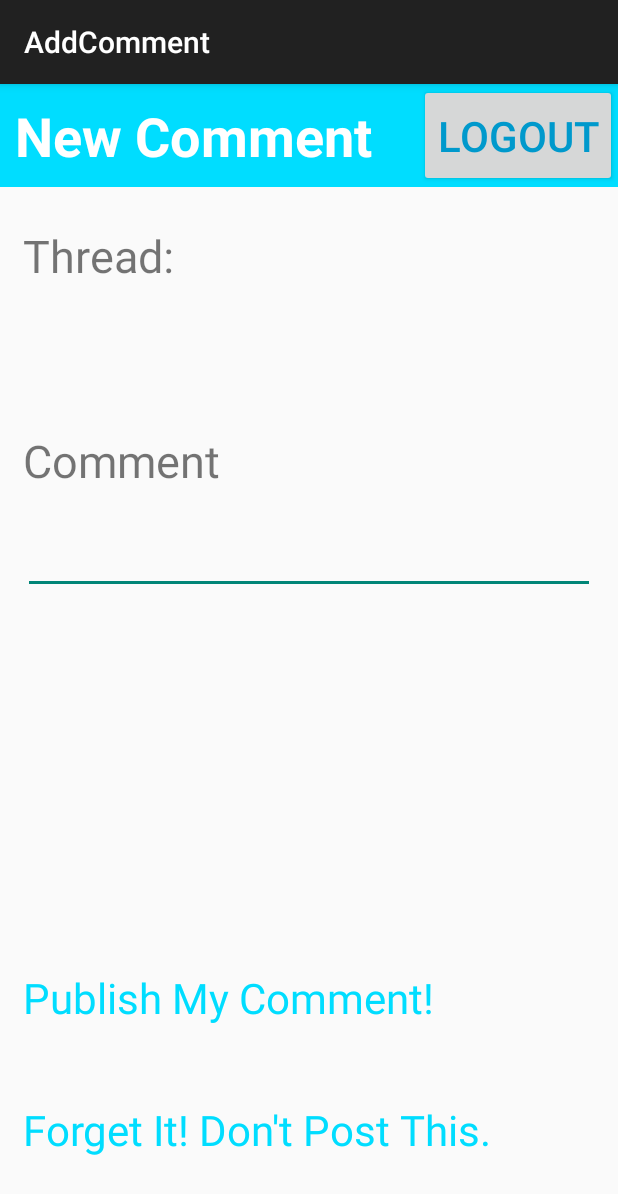
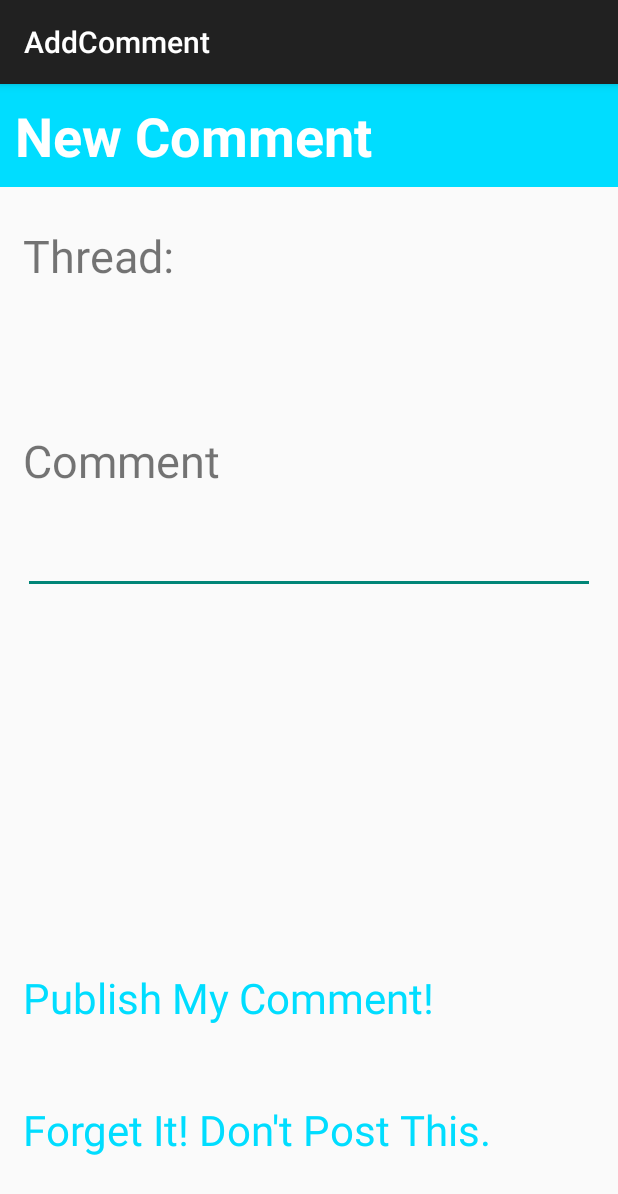
Before and after one commit to mcast75/FourRedd, an Android app: the AddComment screen opened directly, with no data from a screen before it, on a phone screen of 412 x 824 dp. Shown: the top 1194 px of the screen. Run offline under Robolectric (Android 15) with nearby library versions, the phone set to English and light mode, and no system bars.

```diff
--- a/app/src/main/AndroidManifest.xml
+++ b/app/src/main/AndroidManifest.xml
@@ -11,8 +11,6 @@
     <uses-permission android:name="android.bignerdranch.com.fourredd.permission.C2D_MESSAGE" />
     <uses-permission android:name="android.bignerdranch.com.fourredd.permission.ACCESS_COARSE_LOCATION" />
     <uses-permission android:name="android.bignerdranch.com.fourredd.permission.ACCESS_FINE_LOCATION" />
-
-
 
     <!--
          The ACCESS_COARSE/FINE_LOCATION permissions are not required to use
--- a/app/src/main/java/android/bignerdranch/com/fourredd/Four.java
+++ b/app/src/main/java/android/bignerdranch/com/fourredd/Four.java
@@ -340,10 +340,7 @@ public class Four extends AppCompatActivity implements View.OnClickListener, OnM
                     ll.addView(ll2);
                     TextView tvTitle = new TextView(mContext);
 
-                    if(known != null)
-                        tvTitle.setText("   "+temp.get(i).user+" has checked in at "+known);
-                    else
-                        tvTitle.setText("   " + temp.get(i).user + " has checked in at " + city + ", " + state);
+                    tvTitle.setText("   " + temp.get(i).user + " has checked in at " + city + ", " + state);
 
                     Log.d("ADEBUGTAG", "ANDROID LOCATION:  \n" + temp.get(i).user + " has checked in at Latitude " + (int) temp.get(i).latitude + " and Longitude " + (int) temp.get(i).longitude);
 
--- a/app/src/main/res/layout/activity_add_comment.xml
+++ b/app/src/main/res/layout/activity_add_comment.xml
@@ -26,14 +26,7 @@
                 android:textColor="@android:color/white"
                 android:textStyle="bold"
                 android:layout_weight="999"/>
-            <Button
-                android:id="@+id/bLogout2"
-                android:layout_width="wrap_content"
-                android:layout_height="match_parent"
-                android:paddingBottom="10dp"
-                android:textColor="@android:color/holo_blue_dark"
-                android:textSize="28dp"
-                android:text="Logout"/>
+
         </LinearLayout>
 
         <LinearLayout
```
Also changed, not shown: app/src/main/java/android/bignerdranch/com/fourredd/Comments.java (+15 -2 lines).
